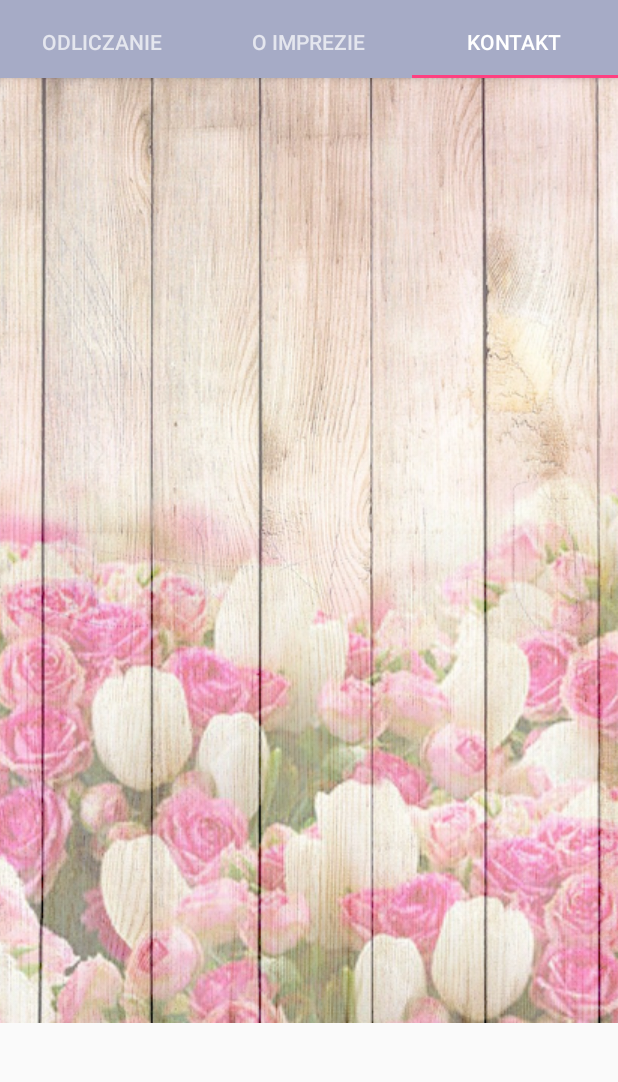
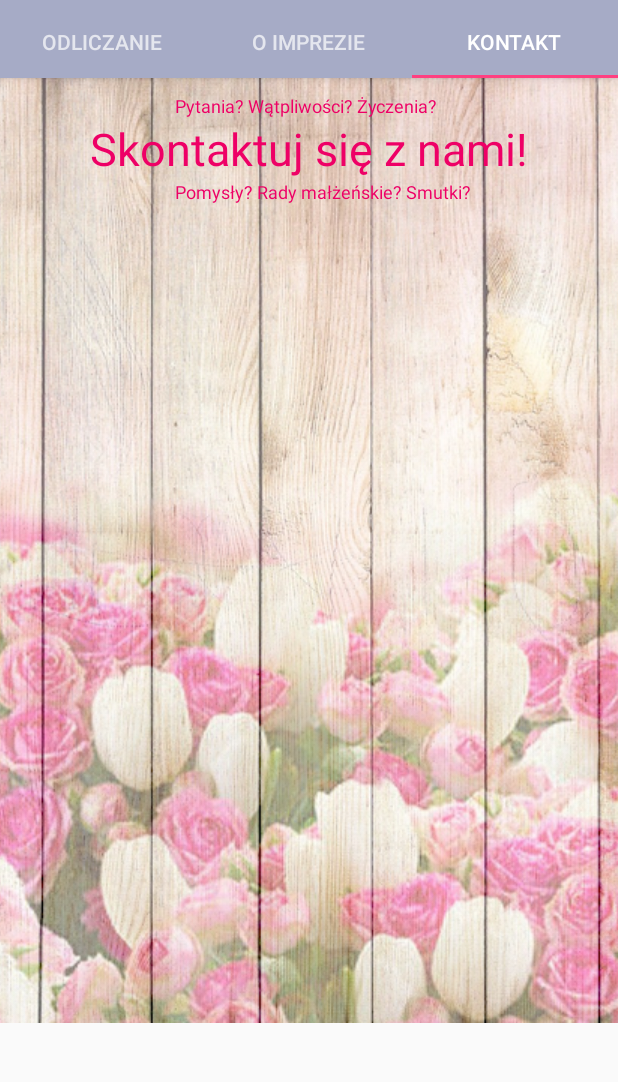
Before and after one commit to rafaluk/TheWesele, an Android app: the screen it shows after launch (MainActivity), tab 3 chosen, on a phone screen of 412 x 824 dp, the part 90-1172 px from its top. Run offline under Robolectric (Android 15) with nearby library versions, the phone set to English and light mode, and no system bars.

Commit message:
naprawienie skaczącej daty. małe poprawki na kontakcie.

```diff
--- a/app/src/main/java/com/example/rafalklat/thewesele/ContactFragment.java
+++ b/app/src/main/java/com/example/rafalklat/thewesele/ContactFragment.java
@@ -15,7 +15,7 @@ import android.widget.ImageView;
  */
 
 public class ContactFragment extends Fragment {
-
+//TODO znaleźć tło płotowe
     @Override
     public View onCreateView(LayoutInflater inflater, ViewGroup container,
                              Bundle savedInstanceState) {
--- a/app/src/main/java/com/example/rafalklat/thewesele/MainActivity.java
+++ b/app/src/main/java/com/example/rafalklat/thewesele/MainActivity.java
@@ -20,7 +20,7 @@ import java.util.Calendar;
 
 public class MainActivity extends AppCompatActivity {
 
-
+//TODO splash screen
     private SectionsPagerAdapter mSectionsPagerAdapter;
     private ViewPager mViewPager;
 
--- a/app/src/main/java/com/example/rafalklat/thewesele/MainFragment.java
+++ b/app/src/main/java/com/example/rafalklat/thewesele/MainFragment.java
@@ -46,20 +46,11 @@ public class MainFragment extends Fragment {
             public void onTick(long millisUntilFinished) {
                 //TODO zamienic na miesiace, a nie dni
 
-                Calendar roznica = Calendar.getInstance();
-                roznica.setTimeInMillis(millisUntilFinished);
-
-//                Log.d("left: ",Integer.toString(miechy)+"mc, "+Integer.toString(dniechy)+"d, "+Integer.toString(godzinki)+"h.");
-//TODO sprawdzic, ktory sposob jest wydajniejszy
-                months.setText(Integer.toString(roznica.get(Calendar.MONTH)));
-                days.setText(Integer.toString(roznica.get(Calendar.DAY_OF_MONTH)));
-                hours.setText(Integer.toString(roznica.get(Calendar.HOUR_OF_DAY)));
-                minutes.setText(Integer.toString(roznica.get(Calendar.MINUTE)));
-                seconds.setText(Integer.toString(roznica.get(Calendar.SECOND)));
-//                days.setText("" + (millisUntilFinished / 1000 / 60 / 60 / 24));
-//                hours.setText("" + (millisUntilFinished / 1000 / 60 / 60) % 24);
-//                minutes.setText("" + (millisUntilFinished / 1000 / 60) % 60);
-//                seconds.setText("" + (millisUntilFinished / 1000) % 60);
+                months.setText("" + (int)Math.floor(millisUntilFinished / 1000 / 60 / 60 / 24 / 31));
+                days.setText("" + (millisUntilFinished / 1000 / 60 / 60 / 24) % 31);
+                hours.setText("" + (millisUntilFinished / 1000 / 60 / 60) % 24);
+                minutes.setText("" + (millisUntilFinished / 1000 / 60) % 60);
+                seconds.setText("" + (millisUntilFinished / 1000) % 60);
             }
 
             public void onFinish() {
--- a/app/src/main/res/layout/fragment_contact.xml
+++ b/app/src/main/res/layout/fragment_contact.xml
@@ -1,5 +1,5 @@
 <?xml version="1.0" encoding="utf-8"?>
-<LinearLayout
+<RelativeLayout
     xmlns:android="http://schemas.android.com/apk/res/android"
     xmlns:tools="http://schemas.android.com/tools"
     xmlns:app="http://schemas.android.com/apk/res-auto"
@@ -7,9 +7,6 @@
     android:layout_width="match_parent"
     android:layout_height="match_parent"
     android:orientation="vertical">
-<RelativeLayout
-    android:layout_width="match_parent"
-    android:layout_height="wrap_content">
     <ImageView
         android:layout_width="wrap_content"
         android:layout_height="wrap_content"
@@ -19,24 +16,17 @@
     <RelativeLayout
         android:layout_marginTop="10dp"
         android:layout_width="match_parent"
-        android:layout_height="0dp"
-        android:layout_weight="1"
-        android:orientation="horizontal">
+        android:layout_height="wrap_content"
+        android:orientation="vertical">
 
         <TextView
+            android:id="@+id/pytania"
             android:layout_width="wrap_content"
             android:layout_height="wrap_content"
             android:text="Pytania? Wątpliwości? Życzenia? "
+            android:layout_alignParentTop="true"
             android:layout_centerHorizontal="true"
             android:textSize="12sp"
-            android:textColor="#e06"/>
-        <TextView
-            android:layout_width="wrap_content"
-            android:layout_height="wrap_content"
-            android:text="Skontaktuj się z nami!"
-            android:layout_centerVertical="true"
-            android:layout_centerHorizontal="true"
-            android:textSize="30sp"
             android:textColor="#e06"/>
 
         <TextView
@@ -45,7 +35,18 @@
             android:text="Pomysły? Rady małżeńskie? Smutki?"
             android:textSize="12sp"
             android:textColor="#e06"
-            android:layout_alignParentBottom="true"
+            android:layout_below="@+id/textView"
+            android:layout_alignStart="@+id/pytania"
+            android:id="@+id/textView2" />
+
+        <TextView
+            android:layout_width="wrap_content"
+            android:layout_height="wrap_content"
+            android:text="Skontaktuj się z nami!"
+            android:textSize="30sp"
+            android:textColor="#e06"
+            android:id="@+id/textView"
+            android:layout_below="@+id/pytania"
             android:layout_centerHorizontal="true" />
     </RelativeLayout>
 
@@ -241,4 +242,3 @@
         </LinearLayout>
     </LinearLayout>
 </RelativeLayout>
-</LinearLayout>
```
